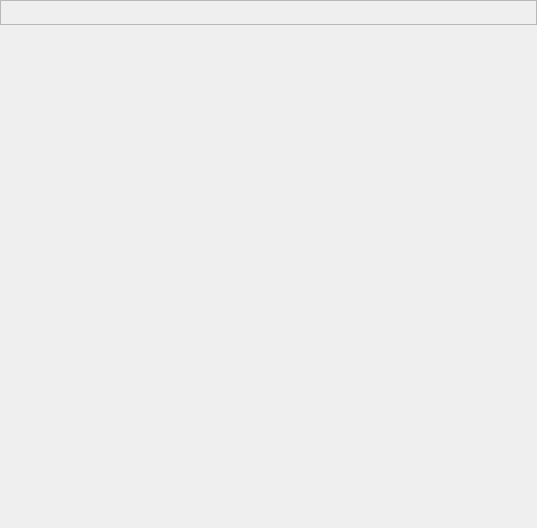
The window that NoobaFE/Forms/FrameViewer.ui (noobavss/NoobaVSS) describes before a commit, drawn with Qt 5.
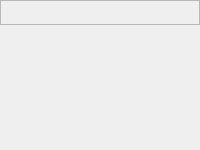
The same window after the commit.

Commit message: [added] FrameViewer visibility option given for the plugin creator.

```diff
--- a/NoobaFE/Forms/FrameViewer.ui
+++ b/NoobaFE/Forms/FrameViewer.ui
@@ -6,10 +6,16 @@
    <rect>
     <x>0</x>
     <y>0</y>
-    <width>537</width>
-    <height>528</height>
+    <width>200</width>
+    <height>150</height>
    </rect>
   </property>
+  <property name="minimumSize">
+   <size>
+    <width>200</width>
+    <height>150</height>
+   </size>
+  </property>
   <property name="windowTitle">
    <string>Form</string>
   </property>
```
The commit also changes 10 other files.
